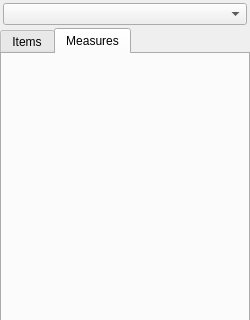
Above: cat/gui/sidebar/AtSortWidget.ui from manerotoni/afw before the change; both pictures show x 0 to 250 and y 0 to 320 of the 250 by 678 pixel window. Below: the same form after it.
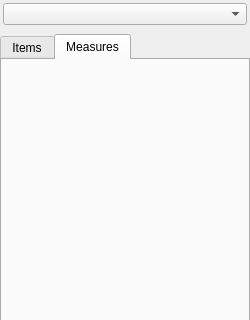
That is the form after the change. The open tabs and pages were chosen to show the change.

```diff
--- a/cat/gui/sidebar/AtSortWidget.ui
+++ b/cat/gui/sidebar/AtSortWidget.ui
@@ -23,7 +23,7 @@
    <item>
     <layout class="QVBoxLayout" name="verticalLayout">
      <property name="spacing">
-      <number>-1</number>
+      <number>6</number>
      </property>
      <item>
       <layout class="QVBoxLayout" name="vbox">
@@ -105,7 +105,7 @@
         </attribute>
         <layout class="QVBoxLayout" name="verticalLayout_4">
          <property name="spacing">
-          <number>-1</number>
+          <number>6</number>
          </property>
          <property name="margin">
           <number>0</number>
```
Left out of the diff: 2 changed lines with no effect on the pictures.
